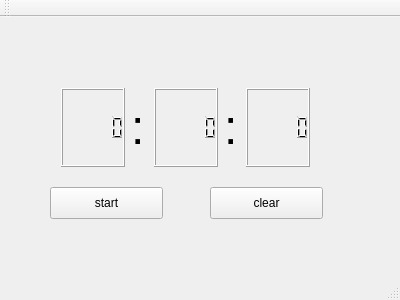
This is mainwindow.ui in LaceyGSC/CPlusPlus-QT-CS3505-StopWatch as Qt 5 draws it before an edit. The edited form follows.
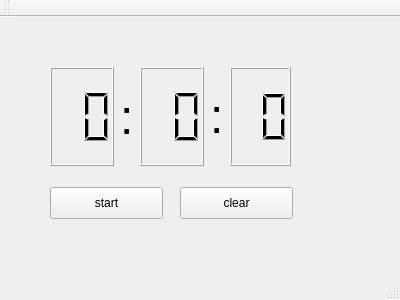
This is the edited form.

Commit message: Updated mulitple files, modified UI and stowpwatchtimer

Diff of the .ui file:
```diff
--- a/mainwindow.ui
+++ b/mainwindow.ui
@@ -30,7 +30,7 @@
    <widget class="QPushButton" name="clear_button">
     <property name="geometry">
      <rect>
-      <x>210</x>
+      <x>180</x>
       <y>170</y>
       <width>113</width>
       <height>32</height>
@@ -40,30 +40,49 @@
      <string>clear</string>
     </property>
    </widget>
-   <widget class="QWidget" name="layoutWidget">
+   <widget class="QLCDNumber" name="minuteLCD">
     <property name="geometry">
      <rect>
       <x>50</x>
-      <y>60</y>
-      <width>271</width>
-      <height>101</height>
+      <y>50</y>
+      <width>64</width>
+      <height>99</height>
      </rect>
     </property>
-    <layout class="QHBoxLayout" name="horizontalLayout">
-     <item>
-      <widget class="QLCDNumber" name="lcdNumber_3">
        <property name="font">
         <font>
          <pointsize>36</pointsize>
         </font>
        </property>
+    <property name="digitCount">
+     <number>2</number>
+    </property>
        <property name="segmentStyle">
         <enum>QLCDNumber::Filled</enum>
        </property>
       </widget>
-     </item>
-     <item>
+   <widget class="QLCDNumber" name="secondLCD">
+    <property name="geometry">
+     <rect>
+      <x>140</x>
+      <y>50</y>
+      <width>64</width>
+      <height>99</height>
+     </rect>
+    </property>
+    <property name="digitCount">
+     <number>2</number>
+    </property>
+   </widget>
       <widget class="QLabel" name="label">
+    <property name="geometry">
+     <rect>
+      <x>210</x>
+      <y>50</y>
+      <width>21</width>
+      <height>99</height>
+     </rect>
+    </property>
        <property name="font">
         <font>
          <pointsize>36</pointsize>
@@ -73,12 +92,28 @@
         <string>:</string>
        </property>
       </widget>
-     </item>
-     <item>
-      <widget class="QLCDNumber" name="lcdNumber_2"/>
-     </item>
-     <item>
+   <widget class="QLCDNumber" name="hundredLCD">
+    <property name="geometry">
+     <rect>
+      <x>230</x>
+      <y>50</y>
+      <width>61</width>
+      <height>99</height>
+     </rect>
+    </property>
+    <property name="digitCount">
+     <number>2</number>
+    </property>
+   </widget>
       <widget class="QLabel" name="label_2">
+    <property name="geometry">
+     <rect>
+      <x>120</x>
+      <y>50</y>
+      <width>16</width>
+      <height>101</height>
+     </rect>
+    </property>
        <property name="font">
         <font>
          <pointsize>36</pointsize>
@@ -87,12 +122,6 @@
        <property name="text">
         <string>:</string>
        </property>
-      </widget>
-     </item>
-     <item>
-      <widget class="QLCDNumber" name="lcdNumber"/>
-     </item>
-    </layout>
    </widget>
   </widget>
   <widget class="QMenuBar" name="menuBar">
```
Left out of the diff: 2 changed lines with no effect on the pictures. Lines whose indentation alone changed are shown as unchanged. The commit also changes 3 other files.
